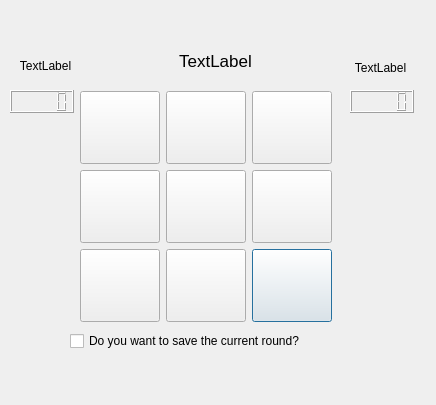
Above: tictactoev/startgame.ui from Jolinejo/Advanced-Tic-Tac-Toe before the change. Below: the same form after it.
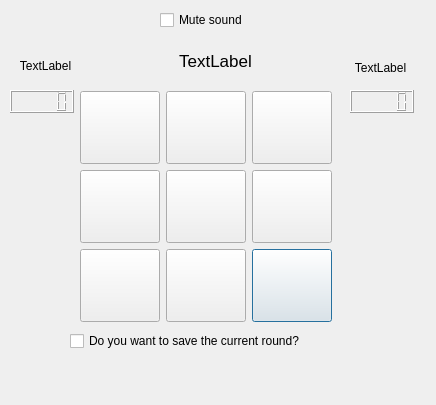
That is the form after the change.

Commit message: mute is modified again to resolve crash

Patch:
```diff
--- a/tictactoev/startgame.ui
+++ b/tictactoev/startgame.ui
@@ -246,6 +246,22 @@
     <set>Qt::AlignCenter</set>
    </property>
   </widget>
+  <widget class="QCheckBox" name="checkBox_2">
+   <property name="geometry">
+    <rect>
+     <x>160</x>
+     <y>10</y>
+     <width>131</width>
+     <height>20</height>
+    </rect>
+   </property>
+   <property name="styleSheet">
+    <string notr="true">font: 700 14pt &quot;Segoe UI&quot;;</string>
+   </property>
+   <property name="text">
+    <string>Mute sound</string>
+   </property>
+  </widget>
  </widget>
  <resources/>
  <connections/>
```
The commit also changes 3 other files.
